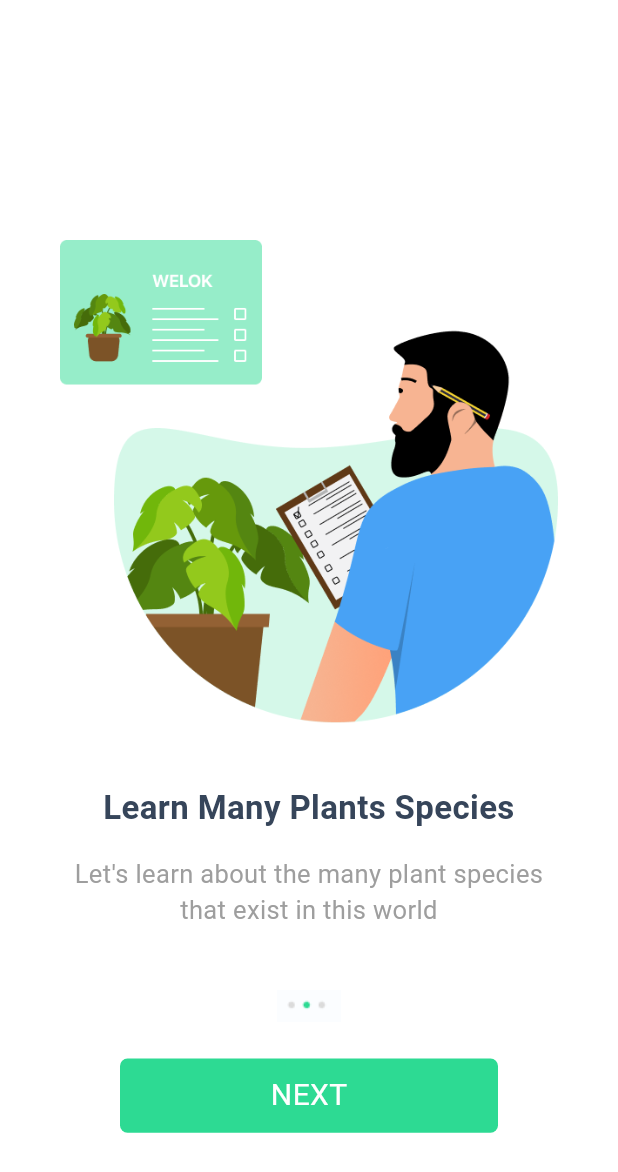
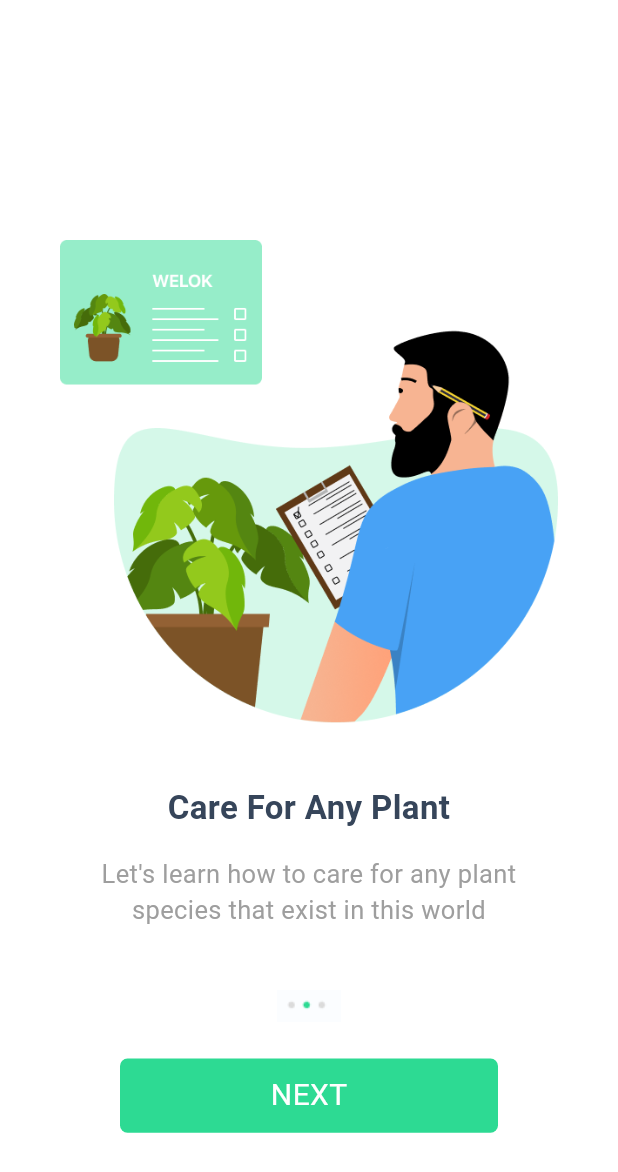
Before and after one commit to Youssef18118/Plant_App_mobile, a Flutter app: the screen it shows after launch, after a tap on "NEXT", on a phone screen of 412 x 824 dp. Shown: the top 1172 px of the screen. Run offline on Flutter 3.47's test engine with Material 3 defaults, Android fonts, the phone set to English and light mode, and no system bars; our stand-ins replace bloc, dio, flutter_bloc, get, hive, hive_flutter; accounts and stored records are empty.

Commit message:
onBoarding modified and Get Structure navigation fixed

```diff
--- a/lib/Screens/Login/LoginWidgets.dart
+++ b/lib/Screens/Login/LoginWidgets.dart
@@ -1,4 +1,5 @@
 import 'package:flutter/material.dart';
+import 'package:plant_app/const.dart';
 Text smallText(String text) {
     return Text(
       text,
@@ -24,7 +25,7 @@ Text smallText(String text) {
             SizedBox(
               width: 22,
               height: 22,
-              child: Image.asset("assets/images/$image"),
+              child: Image.asset(imagePath +"$image"),
             ),
           ],
           const SizedBox(width: 10,),
--- a/lib/Screens/Login/login.dart
+++ b/lib/Screens/Login/login.dart
@@ -5,6 +5,7 @@ import 'package:plant_app/Screens/Login/LoginForm/LoginForm.dart';
 import 'package:plant_app/Screens/Login/LoginWidgets.dart';
 import 'package:plant_app/Screens/Login/cubit/login_cubit.dart';
 import 'package:plant_app/Screens/Signup/register.dart';
+import 'package:plant_app/const.dart';
 
 class Login extends StatefulWidget {
   const Login({super.key});
@@ -50,7 +51,7 @@ class _LoginState extends State<Login> {
                         Container(
                           width: 100,
                           height: 100,
-                          child: Image.asset("assets/images/logo.png"),
+                          child: Image.asset(imagePath +"logoWithoutText.png"),
                         ),
                         // SizedBox(
                         //   height: height * 0.005,
--- a/lib/Screens/Signup/register.dart
+++ b/lib/Screens/Signup/register.dart
@@ -4,6 +4,7 @@ import 'package:get/get.dart';
 import 'package:plant_app/Screens/Login/LoginForm/LoginForm.dart';
 import 'package:plant_app/Screens/Login/login.dart';
 import 'package:plant_app/Screens/Signup/cubit/register_cubit.dart';
+import 'package:plant_app/const.dart';
 
 class register extends StatelessWidget {
   const register({super.key});
@@ -44,7 +45,7 @@ class register extends StatelessWidget {
                     Container(
                       width: 70,
                       height: 70,
-                      child: Image.asset("assets/images/logo.png"),
+                      child: Image.asset(imagePath + "logoWithoutText.png"),
                     ),
                     SizedBox(
                       height: height * 0.02,
--- a/lib/Screens/authentication/authentication.dart
+++ b/lib/Screens/authentication/authentication.dart
@@ -65,7 +65,7 @@ class AuthenticationScreen extends StatelessWidget {
                 children: [
                   InkWell(
                     onTap: () {
-                      Get.to(const Login());
+                      Get.to(() =>const Login());
                     },
                     child: Container(
                       decoration: const BoxDecoration(
@@ -87,7 +87,7 @@ class AuthenticationScreen extends StatelessWidget {
                   ),
                   InkWell(
                     onTap: () {
-                      Get.to(const register());
+                      Get.to(() => const register());
                     },
                     child: Container(
                       decoration: BoxDecoration(
--- a/lib/Screens/onboarding/Onboarding.dart
+++ b/lib/Screens/onboarding/Onboarding.dart
@@ -18,7 +18,7 @@ class _OnboardingState extends State<Onboarding> {
       index++;
       setState(() {});
     } else {
-      Get.off(const AuthenticationScreen());
+      Get.off(() => const AuthenticationScreen());
     }
   }
 
--- a/lib/Screens/onboarding/model/onboardingmodel.dart
+++ b/lib/Screens/onboarding/model/onboardingmodel.dart
@@ -14,16 +14,16 @@ class OnboardingModel {
 
 List<OnboardingModel> onBoardingList = [
   OnboardingModel(
-    title: "Identify Plants",
+    title: "Browse Plants",
     image: "Pic1.png",
-    mess1: "You can identify the plants you don't know through your camera ",
+    mess1: "You can browse the plants you can add to your Garden ",
     elipse: "elipse1.PNG",
   ),
   OnboardingModel(
-      title: "Learn Many Plants Species",
+      title: "Care For Any Plant",
       image: "Pic2.png",
       mess1:
-          "Let's learn about the many plant species that exist in this world",
+          "Let's learn how to care for any plant species that exist in this world",
       elipse: "elipse2.PNG"),
   OnboardingModel(
       title: "Read Many Articles About Plant",
--- a/lib/Screens/splash/splash.dart
+++ b/lib/Screens/splash/splash.dart
@@ -16,7 +16,7 @@ class _SplashScreenState extends State<SplashScreen> {
   @override
   void initState() {
     Future.delayed(const Duration(seconds: 4)).then((val) {
-      Get.off(const Onboarding());
+        Get.offAll(() => const Onboarding());
     });
   }
 
@@ -28,7 +28,7 @@ class _SplashScreenState extends State<SplashScreen> {
         child: SizedBox(
             width: 270,
             height: 270,
-            child: Image.asset(imagePath + 'GreenLife logo.png')),
+            child: Image.asset(imagePath + 'logoWithText.png')),
       ),
     );
   }
```
Also changed, not shown: assets/images/logoWithText.png (renamed from assets/images/GreenLife logo.png), assets/images/logoWithoutText.png (renamed from assets/images/logo.png), pubspec.lock.
